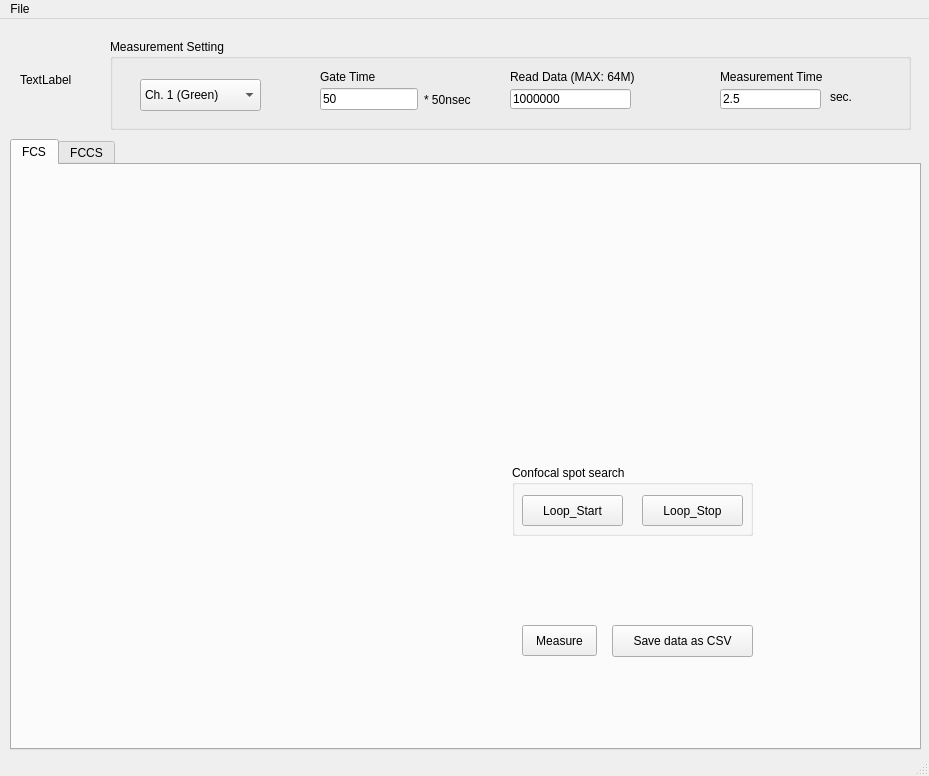
The window that ui/qt_ui_tab.ui (t10823gm/M9003) describes before a commit, drawn with Qt 5.
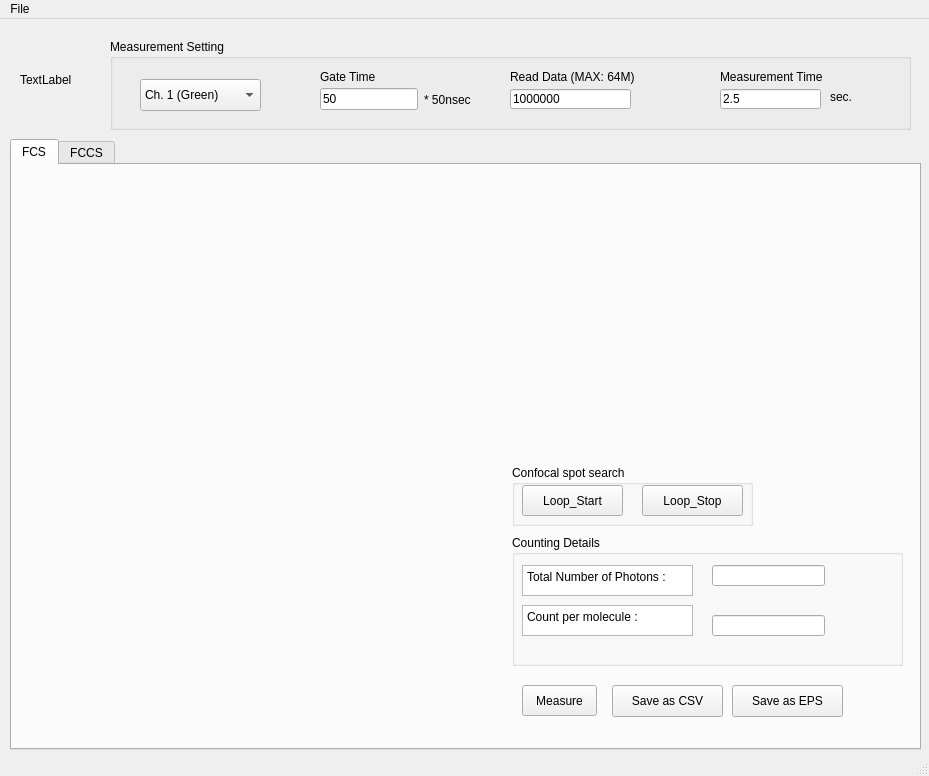
The same window after the commit. The open tabs and pages were chosen to show the change.

Commit message: made a layout for FCCS

```diff
--- a/ui/qt_ui_tab.ui
+++ b/ui/qt_ui_tab.ui
@@ -232,20 +232,20 @@
       <property name="geometry">
        <rect>
         <x>600</x>
-        <y>460</y>
-        <width>141</width>
+        <y>520</y>
+        <width>111</width>
         <height>32</height>
        </rect>
       </property>
       <property name="text">
-       <string>Save data as CSV</string>
+       <string>Save as CSV</string>
       </property>
      </widget>
      <widget class="QPushButton" name="btn_measure">
       <property name="geometry">
        <rect>
         <x>510</x>
-        <y>460</y>
+        <y>520</y>
         <width>75</width>
         <height>31</height>
        </rect>
@@ -275,7 +275,7 @@
         <x>500</x>
         <y>300</y>
         <width>241</width>
-        <height>71</height>
+        <height>61</height>
        </rect>
       </property>
       <property name="title">
@@ -330,7 +330,7 @@
        <property name="geometry">
         <rect>
          <x>130</x>
-         <y>30</y>
+         <y>20</y>
          <width>101</width>
          <height>31</height>
         </rect>
@@ -343,7 +343,7 @@
        <property name="geometry">
         <rect>
          <x>10</x>
-         <y>30</y>
+         <y>20</y>
          <width>101</width>
          <height>31</height>
         </rect>
@@ -353,6 +353,131 @@
        </property>
       </widget>
      </widget>
+     <widget class="QPushButton" name="FCS_saveFigBtn">
+      <property name="geometry">
+       <rect>
+        <x>720</x>
+        <y>520</y>
+        <width>111</width>
+        <height>32</height>
+       </rect>
+      </property>
+      <property name="text">
+       <string>Save as EPS</string>
+      </property>
+     </widget>
+     <widget class="QGroupBox" name="mSettingBox_3">
+      <property name="geometry">
+       <rect>
+        <x>500</x>
+        <y>370</y>
+        <width>391</width>
+        <height>131</height>
+       </rect>
+      </property>
+      <property name="title">
+       <string>Counting Details</string>
+      </property>
+      <widget class="QLabel" name="str_mesTime_3">
+       <property name="geometry">
+        <rect>
+         <x>610</x>
+         <y>30</y>
+         <width>121</width>
+         <height>16</height>
+        </rect>
+       </property>
+       <property name="font">
+        <font>
+         <weight>50</weight>
+         <bold>false</bold>
+        </font>
+       </property>
+       <property name="text">
+        <string>Measurement Time</string>
+       </property>
+      </widget>
+      <widget class="QLineEdit" name="m_time_3">
+       <property name="geometry">
+        <rect>
+         <x>610</x>
+         <y>50</y>
+         <width>101</width>
+         <height>20</height>
+        </rect>
+       </property>
+       <property name="text">
+        <string>2.5</string>
+       </property>
+      </widget>
+      <widget class="QLabel" name="str_gateTime_5">
+       <property name="geometry">
+        <rect>
+         <x>720</x>
+         <y>50</y>
+         <width>51</width>
+         <height>16</height>
+        </rect>
+       </property>
+       <property name="text">
+        <string>sec.</string>
+       </property>
+      </widget>
+      <widget class="QLineEdit" name="lineEdit">
+       <property name="geometry">
+        <rect>
+         <x>200</x>
+         <y>30</y>
+         <width>113</width>
+         <height>21</height>
+        </rect>
+       </property>
+      </widget>
+      <widget class="QLineEdit" name="lineEdit_2">
+       <property name="geometry">
+        <rect>
+         <x>200</x>
+         <y>80</y>
+         <width>113</width>
+         <height>21</height>
+        </rect>
+       </property>
+      </widget>
+      <widget class="QPlainTextEdit" name="plainTextEdit">
+       <property name="geometry">
+        <rect>
+         <x>10</x>
+         <y>30</y>
+         <width>171</width>
+         <height>31</height>
+        </rect>
+       </property>
+       <property name="plainText">
+        <string>Total Number of Photons :</string>
+       </property>
+      </widget>
+      <widget class="QPlainTextEdit" name="plainTextEdit_2">
+       <property name="geometry">
+        <rect>
+         <x>10</x>
+         <y>70</y>
+         <width>171</width>
+         <height>31</height>
+        </rect>
+       </property>
+       <property name="plainText">
+        <string>Count per molecule :</string>
+       </property>
+      </widget>
+     </widget>
+     <zorder>mSettingBox_3</zorder>
+     <zorder>verticalLayoutWidget</zorder>
+     <zorder>verticalLayoutWidget_2</zorder>
+     <zorder>FCS_DataBtn</zorder>
+     <zorder>btn_measure</zorder>
+     <zorder>verticalLayoutWidget_3</zorder>
+     <zorder>mSettingBox_2</zorder>
+     <zorder>FCS_saveFigBtn</zorder>
     </widget>
     <widget class="QWidget" name="tab_fccs">
      <attribute name="title">
```
Left out of the diff: 89 changed lines with no effect on the pictures.
